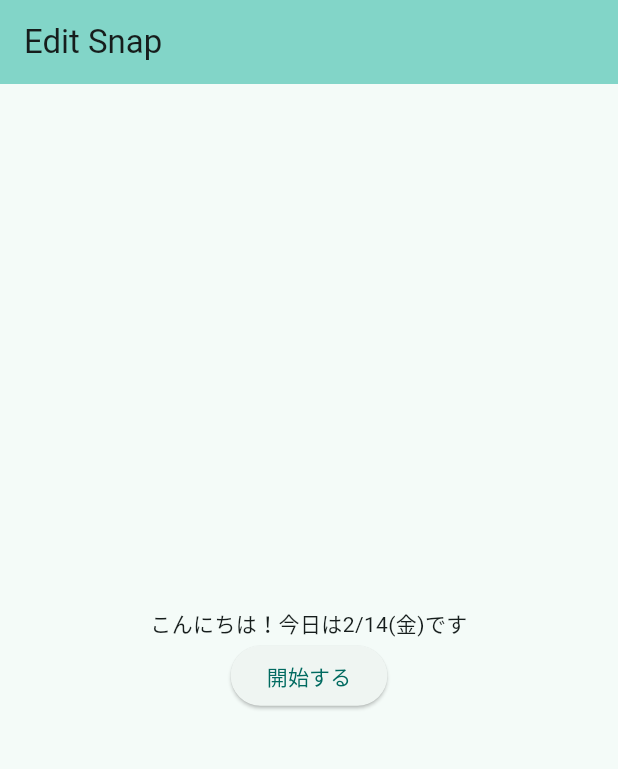
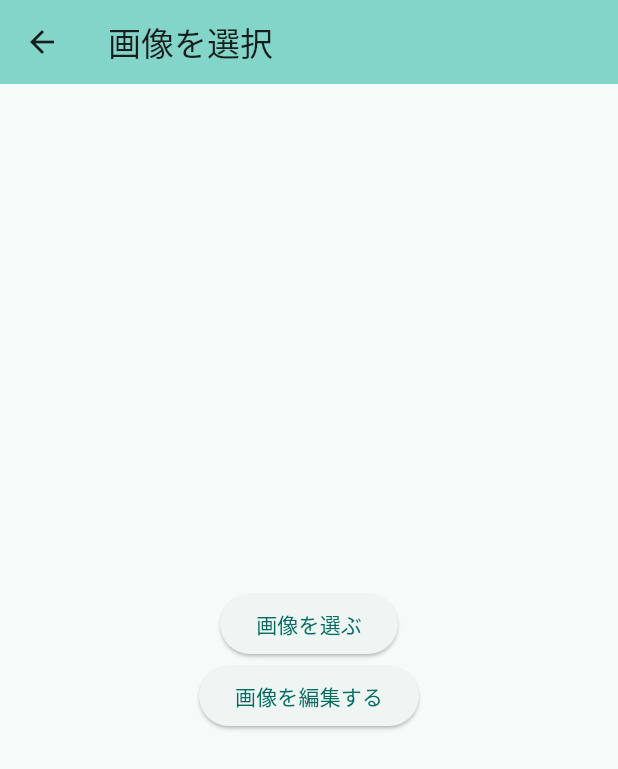
Before and after one commit to k-tokitoh/flutter-nyumon, a Flutter app: the screen it shows after launch, after a tap on "開始する", on a phone screen of 412 x 824 dp. Shown: the top 769 px of the screen. Run offline on Flutter 3.47's test engine with Material 3 defaults, Android fonts, the phone set to English and light mode, and no system bars; our stand-ins replace flutter_svg, go_router; generated files the repository leaves out were written again.

Commit message:
画像選択画面を追加

```diff
--- /dev/null
+++ b/chapter6/lib/image_select_screen.dart
@@ -0,0 +1,38 @@
+import 'package:flutter/material.dart';
+import 'package:flutter_gen/gen_l10n/app_localizations.dart';
+
+class ImageSelectScreen extends StatefulWidget {
+  const ImageSelectScreen({super.key});
+
+  @override
+  State<ImageSelectScreen> createState() => _ImageSelectScreenState();
+}
+
+class _ImageSelectScreenState extends State<ImageSelectScreen> {
+  @override
+  Widget build(BuildContext context) {
+    final l10n = L10n.of(context);
+
+    return Scaffold(
+      appBar: AppBar(
+        backgroundColor: Theme.of(context).colorScheme.inversePrimary,
+        title: Text(l10n.imageSelectScreenTitle),
+      ),
+      body: Center(
+        child: Column(
+          mainAxisAlignment: MainAxisAlignment.center,
+          children: [
+            ElevatedButton(
+              onPressed: () {},
+              child: Text(l10n.imageSelect),
+            ),
+            ElevatedButton(
+              onPressed: () {},
+              child: Text(l10n.imageEdit),
+            ),
+          ],
+        ),
+      ),
+    );
+  }
+}
--- a/chapter6/lib/l10n/app_ja.arb
+++ b/chapter6/lib/l10n/app_ja.arb
@@ -9,5 +9,8 @@
       }
     }
   },
-  "start": "開始する"
+  "start": "開始する",
+  "imageSelectScreenTitle": "画像を選択",
+  "imageSelect": "画像を選ぶ",
+  "imageEdit": "画像を編集する"
 }
--- a/chapter6/lib/start_screen.dart
+++ b/chapter6/lib/start_screen.dart
@@ -1,5 +1,6 @@
 import 'package:flutter/material.dart';
 import 'package:flutter_gen/gen_l10n/app_localizations.dart';
+import 'package:image_editor/image_select_screen.dart';
 
 class StartScreen extends StatelessWidget {
   const StartScreen({super.key});
@@ -20,7 +21,13 @@ class StartScreen extends StatelessWidget {
             textAlign: TextAlign.center,
           ),
           ElevatedButton(
-            onPressed: () {},
+            onPressed: () {
+              Navigator.of(context).push(
+                MaterialPageRoute(
+                  builder: (context) => const ImageSelectScreen(),
+                ),
+              );
+            },
             child: Text(l10n.start),
           ),
         ]),
```
